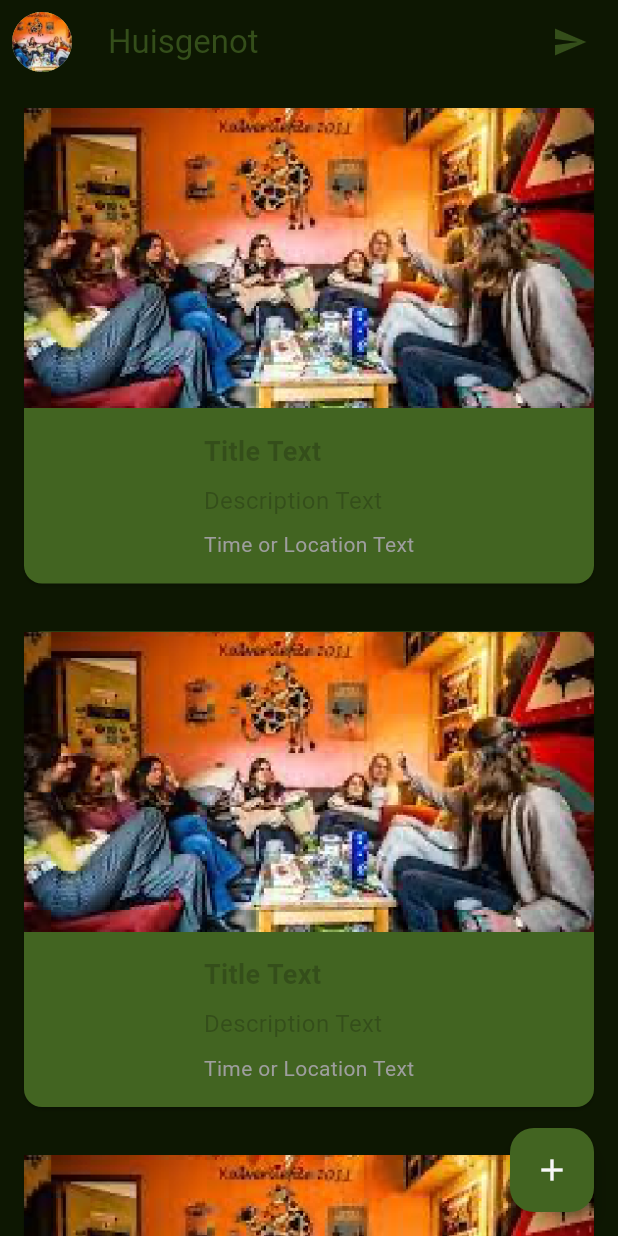
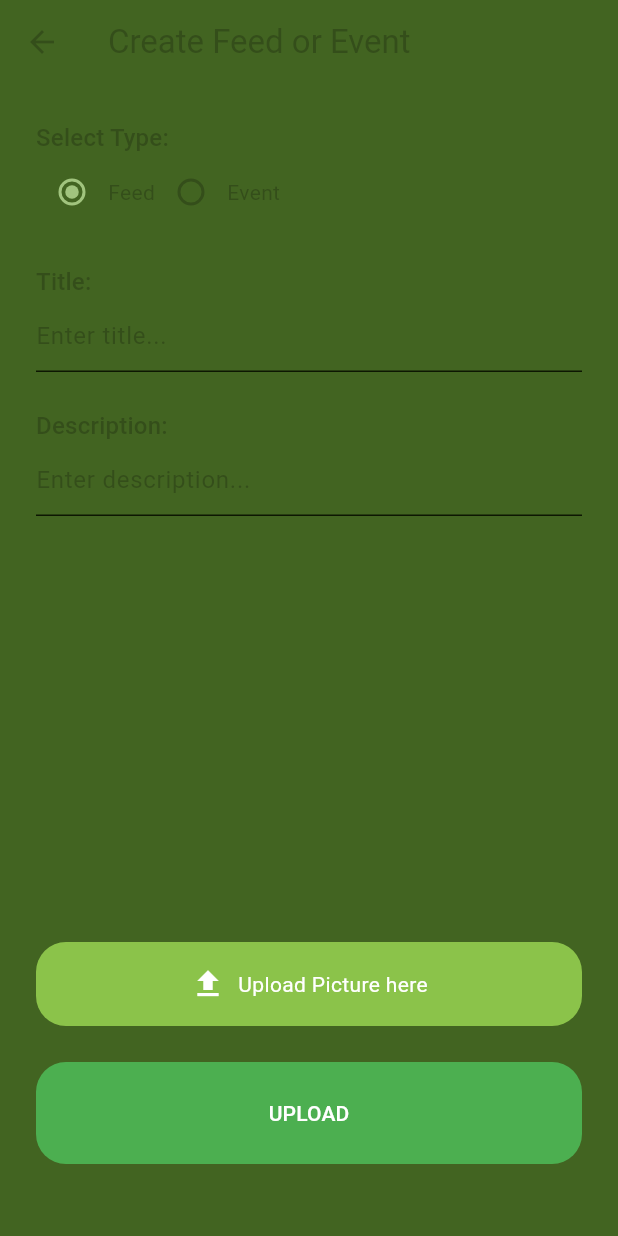
Before and after one commit to jorrit-jdjict/Huisgenot, a Flutter app: the screen it shows after launch, after a tap on the "add" icon, on a phone screen of 412 x 824 dp. Run offline on Flutter 3.47's test engine with Material 3 defaults, Android fonts, the phone set to English and light mode, and no system bars; our stand-ins replace image_picker.

Commit message:
create feed/event

```diff
--- /dev/null
+++ b/huisgenot/lib/src/view/screens/create_feed_or_event_screen.dart
@@ -0,0 +1,194 @@
+import 'package:flutter/material.dart';
+import 'package:image_picker/image_picker.dart';
+
+class CreateFeedOrEventScreen extends StatefulWidget {
+  const CreateFeedOrEventScreen({Key? key}) : super(key: key);
+
+  @override
+  _CreateFeedOrEventScreenState createState() =>
+      _CreateFeedOrEventScreenState();
+}
+
+class _CreateFeedOrEventScreenState extends State<CreateFeedOrEventScreen> {
+  String selectedOption = 'Feed'; // Default selected option
+  late String imagePath; // To store the selected image path
+  DateTime? selectedDate; // To store the selected date
+
+  // Function to handle image picking
+  Future<void> _pickImage() async {
+    final pickedFile =
+    await ImagePicker().pickImage(source: ImageSource.gallery);
+
+    if (pickedFile != null) {
+      setState(() {
+        imagePath = pickedFile.path;
+      });
+    }
+  }
+
+  // Function to show date picker
+  Future<void> _selectDate() async {
+    final DateTime? pickedDate = await showDatePicker(
+      context: context,
+      initialDate: DateTime.now(),
+      firstDate: DateTime.now(),
+      lastDate: DateTime(DateTime.now().year + 1),
+    );
+
+    if (pickedDate != null && pickedDate != selectedDate) {
+      setState(() {
+        selectedDate = pickedDate;
+      });
+    }
+  }
+
+  void _handleUpload() {
+    // Implement the logic for handling the upload action
+  }
+
+  @override
+  Widget build(BuildContext context) {
+    return Scaffold(
+      appBar: AppBar(
+        title: const Text('Create Feed or Event'),
+        // Add any additional styling you want for the app bar
+      ),
+      body: Padding(
+        padding: const EdgeInsets.all(24.0),
+        child: Column(
+          crossAxisAlignment: CrossAxisAlignment.start,
+          children: [
+            Text(
+              'Select Type:',
+              style: Theme.of(context).textTheme.subtitle1,
+            ),
+            Row(
+              children: [
+                Radio(
+                  value: 'Feed',
+                  groupValue: selectedOption,
+                  onChanged: (value) {
+                    setState(() {
+                      selectedOption = value.toString();
+                    });
+                  },
+                ),
+                const Text('Feed'),
+                Radio(
+                  value: 'Event',
+                  groupValue: selectedOption,
+                  onChanged: (value) {
+                    setState(() {
+                      selectedOption = value.toString();
+                    });
+                  },
+                ),
+                const Text('Event'),
+              ],
+            ),
+            Visibility(
+              visible: selectedOption == 'Event',
+              child: Column(
+                crossAxisAlignment: CrossAxisAlignment.start,
+                children: [
+                  Text(
+                    'Date:',
+                    style: Theme.of(context).textTheme.subtitle1,
+                  ),
+                  GestureDetector(
+                    onTap: _selectDate,
+                    child: Container(
+                      padding: const EdgeInsets.all(16.0),
+                      decoration: BoxDecoration(
+                        color: Colors.orange, // Set the background color
+                        border: Border.all(color: Colors.grey),
+                        borderRadius: BorderRadius.circular(8.0),
+                      ),
+                      child: Text(
+                        selectedDate != null
+                            ? selectedDate!.toLocal().toString().split(' ')[0]
+                            : 'Select Date',
+                      ),
+                    ),
+                  ),
+                  const SizedBox(height: 24.0),
+                ],
+              ),
+            ),
+            const SizedBox(height: 24.0),
+            Text(
+              'Title:',
+              style: Theme.of(context).textTheme.subtitle1,
+            ),
+            TextField(
+              decoration: InputDecoration(
+                hintText: 'Enter title...',
+              ),
+            ),
+            const SizedBox(height: 24.0),
+            Text(
+              'Description:',
+              style: Theme.of(context).textTheme.subtitle1,
+            ),
+            Expanded(
+              child: TextField(
+                maxLines: null,
+                decoration: InputDecoration(
+                  hintText: 'Enter description...',
+                ),
+              ),
+            ),
+            const SizedBox(height: 24.0),
+
+            Container(
+              width: double.infinity,
+              decoration: BoxDecoration(
+                color: Colors.lightGreen,
+                borderRadius: BorderRadius.circular(20.0),
+              ),
+              child: Material(
+                color: Colors.transparent,
+                child: InkWell(
+                  onTap: _pickImage,
+                  borderRadius: BorderRadius.circular(20.0),
+                  child: Padding(
+                    padding: const EdgeInsets.all(16.0),
+                    child: Row(
+                      mainAxisAlignment: MainAxisAlignment.center,
+                      children: [
+                        Icon(Icons.file_upload, color: Colors.white),
+                        const SizedBox(width: 8.0),
+                        Text('Upload Picture here', style: TextStyle(color: Colors.white)),
+                      ],
+                    ),
+                  ),
+                ),
+              ),
+            ),
+            const SizedBox(height: 24.0),
+            Container(
+              width: double.infinity,
+              child: TextButton(
+                onPressed: _handleUpload,
+                style: TextButton.styleFrom(
+                  backgroundColor: Colors.green,
+                  shape: RoundedRectangleBorder(
+                    borderRadius: BorderRadius.circular(20.0),
+                  ),
+                ),
+                child: Padding(
+                  padding: const EdgeInsets.all(16.0),
+                  child: Text(
+                    'UPLOAD',
+                    style: TextStyle(color: Colors.white),
+                  ),
+                ),
+              ),
+            ),
+            const SizedBox(height: 24.0),
+          ],
+        ),
+      ),
+    );
+  }
+}
--- a/huisgenot/lib/src/view/screens/feed_screen.dart
+++ b/huisgenot/lib/src/view/screens/feed_screen.dart
@@ -1,4 +1,5 @@
 import 'package:flutter/material.dart';
+import 'package:huisgenot/src/view/screens/create_feed_or_event_screen.dart';
 import '../widgets/card_widget.dart';
 import 'package:huisgenot/src/view/screens/chat_overview_screen.dart';
 
@@ -65,7 +66,13 @@ class FeedScreen extends StatelessWidget {
       ),
       floatingActionButton: FloatingActionButton(
         onPressed: () {
-          // Handle the plus button tap
+          // Navigate to the CreateFeedScreen when FloatingActionButton is pressed
+          Navigator.push(
+            context,
+            MaterialPageRoute(
+              builder: (context) => const CreateFeedOrEventScreen(),
+            ),
+          );
         },
         child: const Icon(Icons.add), // Plus icon
         backgroundColor:
--- a/huisgenot/pubspec.yaml
+++ b/huisgenot/pubspec.yaml
@@ -9,9 +9,12 @@ version: 1.0.0+1
 environment:
   sdk: ">=3.2.0 <4.0.0"
 
+
 dependencies:
   flutter:
     sdk: flutter
+  image_picker: ^1.0.7
+
 
 dev_dependencies:
   flutter_test:
```
Also changed, not shown: huisgenot/pubspec.lock, 4 other files.
